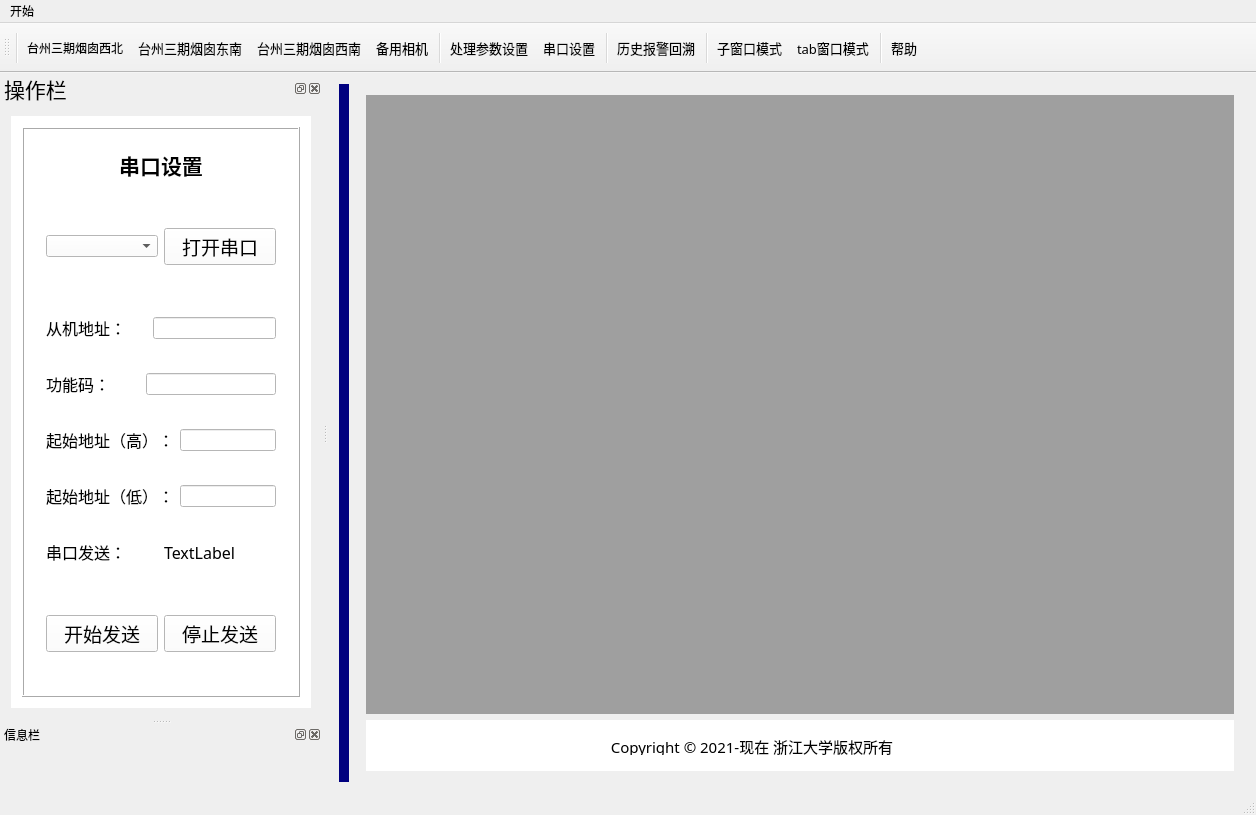
Above: Red_Smoke/Red_Smoke.ui from adum-create/Red_Smoke1.1 before the change. Below: the same form after it.
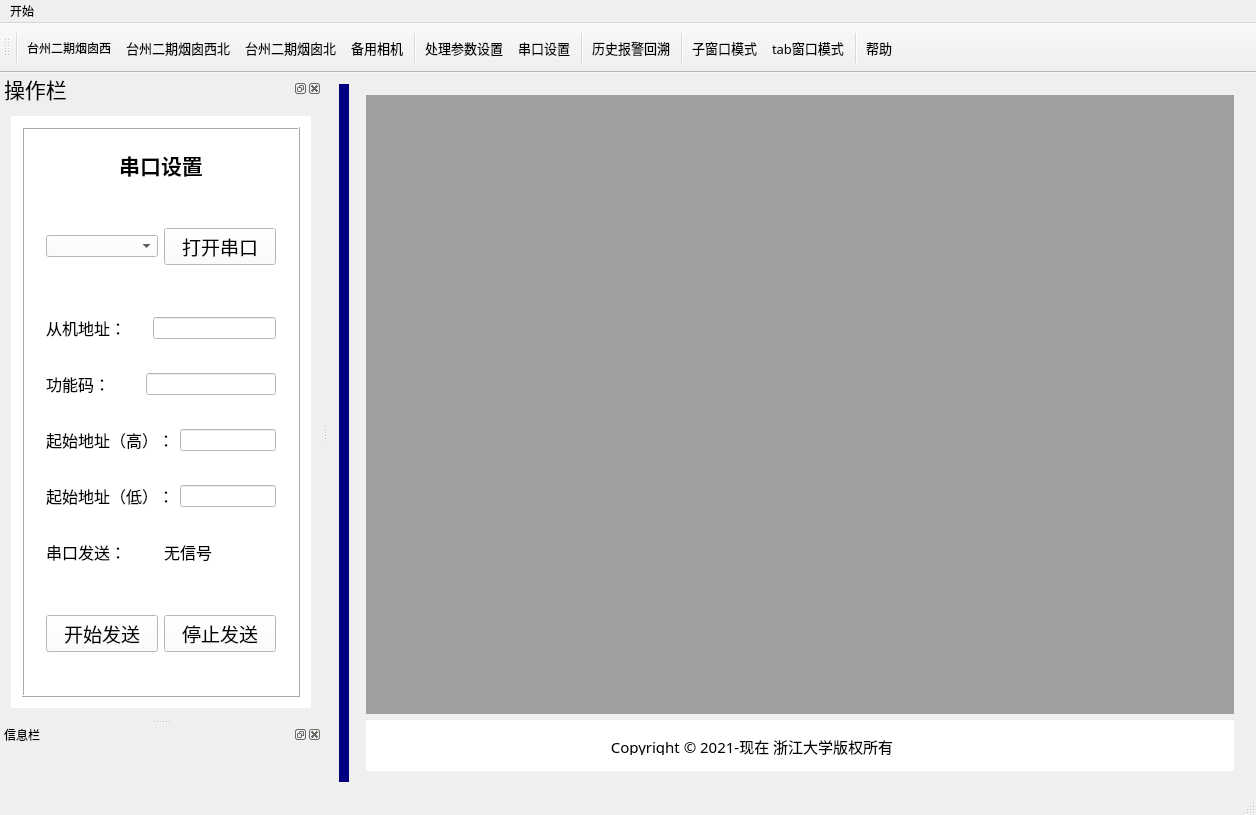
That is the form after the change. The open tabs and pages were chosen to show the change. Icons and pictures are not drawn.

```diff
--- a/Red_Smoke/Red_Smoke.ui
+++ b/Red_Smoke/Red_Smoke.ui
@@ -2923,7 +2923,7 @@
                <item>
                 <widget class="QLabel" name="label_send_message">
                  <property name="text">
-                  <string>TextLabel</string>
+                  <string>无信号</string>
                  </property>
                 </widget>
                </item>
@@ -3020,7 +3020,7 @@
      <normaloff>:/img/img/camera_1.png</normaloff>:/img/img/camera_1.png</iconset>
    </property>
    <property name="text">
-    <string>台州三期烟囱西北</string>
+    <string>台州二期烟囱西</string>
    </property>
    <property name="toolTip">
     <string>&lt;html&gt;&lt;head/&gt;&lt;body&gt;&lt;p&gt;&lt;span style=&quot; font-size:10pt;&quot;&gt;1号相机&lt;/span&gt;&lt;/p&gt;&lt;/body&gt;&lt;/html&gt;</string>
@@ -3057,7 +3057,7 @@
      <normaloff>:/img/img/camera_2.png</normaloff>:/img/img/camera_2.png</iconset>
    </property>
    <property name="text">
-    <string>台州三期烟囱东南</string>
+    <string>台州二期烟囱西北</string>
    </property>
   </action>
   <action name="action_of_set_parameters">
@@ -3093,7 +3093,7 @@
      <normaloff>:/img/img/camera_3.png</normaloff>:/img/img/camera_3.png</iconset>
    </property>
    <property name="text">
-    <string>台州三期烟囱西南</string>
+    <string>台州二期烟囱北</string>
    </property>
   </action>
   <action name="action_manage_of_camera4">
```
Left out of the diff: 8 changed lines with no effect on the pictures.
